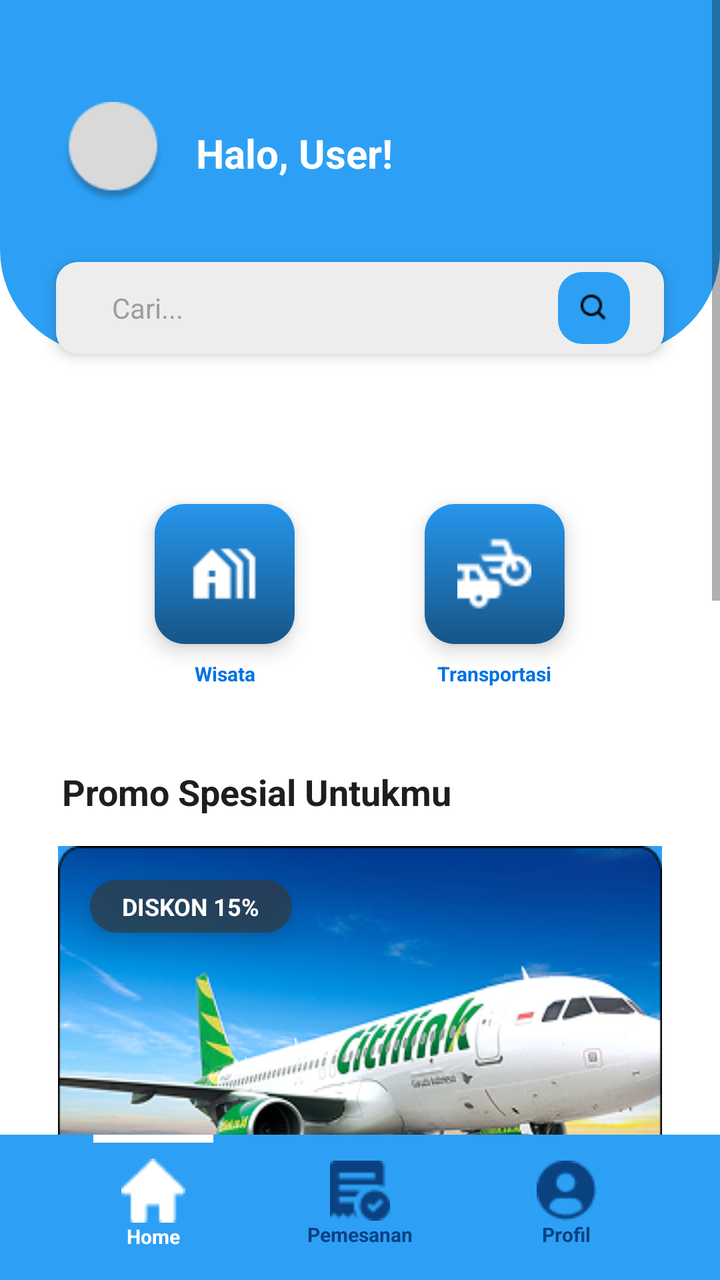
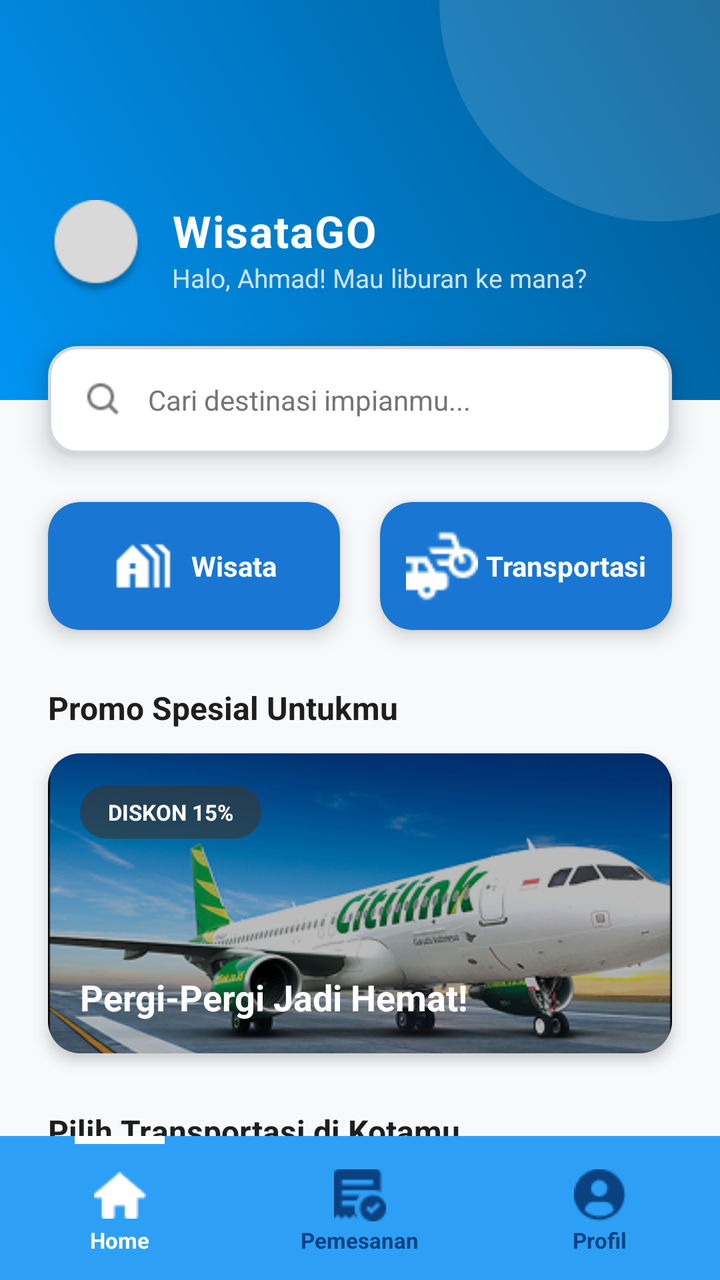

The first picture is an Android layout as it rendered before a commit; the second is the same layout after the commit. The layout source and the unified diff follow.
<!-- AndroidManifest.xml: application theme Theme.WisataGo -->
<!-- res/layout/activity_dashboard.xml -->
<?xml version="1.0" encoding="utf-8"?>
<LinearLayout
    xmlns:android="http://schemas.android.com/apk/res/android"
    xmlns:tools="http://schemas.android.com/tools"
    xmlns:app="http://schemas.android.com/apk/res-auto"
    android:background="#FFFFFF"
    android:clipChildren="false"
    android:clipToPadding="false"
    android:orientation="vertical"
    android:layout_width="match_parent"
    android:layout_height="match_parent">

    <ScrollView
        android:id="@+id/scrollView"
        android:layout_width="match_parent"
        android:layout_height="0dp"
        android:layout_weight="1"
        android:background="#FFFFFF"
        android:clipChildren="false"
        android:clipToPadding="false"
        android:paddingBottom="16dp">

        <LinearLayout
            android:layout_width="match_parent"
            android:layout_height="wrap_content"
            android:clipChildren="false"
            android:clipToPadding="false"
            android:orientation="vertical">

            <RelativeLayout
                android:id="@+id/headerContainer"
                android:layout_width="match_parent"
                android:layout_height="wrap_content"
                android:layout_marginBottom="75dp"
                android:clipChildren="false"
                android:clipToPadding="false">

                <LinearLayout
                    android:id="@+id/headerBackground"
                    android:layout_width="match_parent"
                    android:layout_height="wrap_content"
                    android:gravity="center_vertical"
                    android:background="@drawable/header"
                    android:paddingTop="51dp"
                    android:paddingBottom="75dp"
                    android:orientation="horizontal">

                    <ImageView
                        android:id="@+id/userAvatar"
                        android:layout_width="51dp"
                        android:layout_height="51dp"
                        android:layout_marginStart="31dp"
                        android:layout_marginEnd="16dp"
                        android:src="@drawable/avatar_placeholder"
                        android:scaleType="fitXY"/>

                    <TextView
                        android:id="@+id/greetingText"
                        android:layout_width="wrap_content"
                        android:layout_height="wrap_content"
                        android:text="Halo, User!"
                        android:textColor="#FFFFFF"
                        android:textSize="20sp"
                        android:textStyle="bold"/>
                </LinearLayout>

                <LinearLayout
                    android:id="@+id/searchBarContainer"
                    android:layout_width="match_parent"
                    android:layout_height="46dp" android:layout_marginBottom="-23dp" android:layout_marginHorizontal="28dp"
                    android:layout_alignParentBottom="true"
                    android:background="@drawable/kotaksearch"
                    android:elevation="4dp"
                    android:orientation="horizontal"
                    android:gravity="center_vertical"
                    android:paddingStart="16dp"  android:paddingEnd="5dp"     android:clipChildren="false"
                    android:clipToPadding="false">

                    <LinearLayout
                        android:layout_width="match_parent"
                        android:layout_height="wrap_content"
                        android:gravity="center_vertical"
                        android:paddingVertical="8dp"
                        android:paddingHorizontal="12dp"
                        android:clipChildren="false"
                        android:clipToPadding="false"
                        android:orientation="horizontal">

                        <TextView
                            android:id="@+id/searchText"
                            android:layout_width="0dp"
                            android:layout_height="wrap_content"
                            android:layout_weight="1"
                            android:text="Cari..."
                            android:textColor="#A19B9B"
                            android:textSize="14sp"/>
                        <View
                            android:layout_width="0dp"
                            android:layout_height="0dp"
                            android:layout_weight="1"/>


                        <FrameLayout
                            android:id="@+id/searchIconContainer"
                            android:layout_width="36dp"
                            android:layout_height="36dp"
                            android:background="@drawable/bg_search_accent"
                            android:clickable="true"
                            android:focusable="true">

                            <ImageView
                                android:id="@+id/searchIcon"
                                android:layout_width="16dp"
                                android:layout_height="16dp"
                                android:layout_gravity="center"
                                android:src="@drawable/search_icon_magnifier_white"
                                android:scaleType="fitCenter"
                                app:tint="#000000" />
                        </FrameLayout>
                    </LinearLayout>
                </LinearLayout>
            </RelativeLayout>
            <LinearLayout
                android:layout_width="match_parent"
                android:layout_height="wrap_content"
                android:layout_marginBottom="40dp"
                android:layout_marginHorizontal="60dp"
                android:clipChildren="false"
                android:clipToPadding="false"
                android:gravity="center"
                android:orientation="horizontal">

                <LinearLayout
                    android:layout_width="0dp"
                    android:layout_height="wrap_content"
                    android:layout_weight="1"
                    android:layout_marginEnd="15dp"
                    android:gravity="center_horizontal"
                    android:orientation="vertical">

                    <LinearLayout
                        android:id="@+id/wisataButton"
                        android:layout_width="70dp"
                        android:layout_height="70dp"
                        android:gravity="center"
                        android:background="@drawable/kotakbirubutton"
                        android:elevation="6dp"
                        android:clickable="true"
                        android:focusable="true">

                        <ImageView
                            android:id="@+id/wisataIcon"
                            android:layout_width="37dp"
                            android:layout_height="37dp"
                            android:src="@drawable/icon_building_white"
                            android:scaleType="fitXY"/>
                    </LinearLayout>

                    <TextView
                        android:id="@+id/wisataText"
                        android:layout_width="wrap_content"
                        android:layout_height="wrap_content"
                        android:layout_marginTop="8dp"
                        android:text="Wisata"
                        android:textColor="#0073E2"
                        android:textSize="10sp"
                        android:textStyle="bold"/>
                </LinearLayout>

                <LinearLayout
                    android:layout_width="0dp"
                    android:layout_height="wrap_content"
                    android:layout_weight="1"
                    android:layout_marginStart="15dp"
                    android:gravity="center_horizontal"
                    android:orientation="vertical">

                    <LinearLayout
                        android:id="@+id/transportButton"
                        android:layout_width="70dp"
                        android:layout_height="70dp"
                        android:gravity="center"
                        android:background="@drawable/kotakbirubutton"
                        android:elevation="6dp"
                        android:clickable="true"
                        android:focusable="true">

                        <ImageView
                            android:id="@+id/transportIcon"
                            android:layout_width="37dp"
                            android:layout_height="37dp"
                            android:src="@drawable/icon_trans"
                            android:scaleType="fitXY"/>
                    </LinearLayout>

                    <TextView
                        android:id="@+id/transportText"
                        android:layout_width="wrap_content"
                        android:layout_height="wrap_content"
                        android:layout_marginTop="8dp"
                        android:text="Transportasi"
                        android:textColor="#0073E2"
                        android:textSize="10sp"
                        android:textStyle="bold"/>
                </LinearLayout>
            </LinearLayout>

            <TextView
                android:id="@+id/promoTitleText"
                android:layout_width="wrap_content"
                android:layout_height="wrap_content"
                android:layout_marginStart="31dp"
                android:layout_marginBottom="15dp"
                android:text="Promo Spesial Untukmu"
                android:textColor="#1E1E1E"
                android:textSize="18sp"
                android:textStyle="bold"/>

            <RelativeLayout
                android:id="@+id/promoCard"
                android:layout_width="match_parent"
                android:layout_height="wrap_content"
                android:layout_marginBottom="32dp"
                android:layout_marginHorizontal="29dp"
                android:clipChildren="false"
                android:clipToPadding="false">

                <ImageView
                    android:id="@+id/promoBackground"
                    android:layout_width="match_parent"
                    android:layout_height="wrap_content"
                    android:background="@drawable/header"
                    android:src="@drawable/promo_wing"
                    android:scaleType="fitXY"/>

                <LinearLayout
                    android:layout_width="match_parent"
                    android:layout_height="wrap_content"
                    android:paddingVertical="17dp"
                    android:clipChildren="false"
                    android:clipToPadding="false"
                    android:orientation="vertical">

                    <LinearLayout
                        android:id="@+id/discountBadge"
                        android:layout_width="wrap_content"
                        android:layout_height="wrap_content"
                        android:layout_marginStart="16dp"
                        android:layout_marginBottom="110dp"
                        android:background="@drawable/bgtulisandiskon"
                        android:paddingVertical="5dp"
                        android:paddingHorizontal="16dp"
                        android:elevation="7dp"
                        android:orientation="vertical">

                        <TextView
                            android:id="@+id/discountText"
                            android:layout_width="wrap_content"
                            android:layout_height="wrap_content"
                            android:text="DISKON 15%"
                            android:textColor="#FFFFFF"
                            android:textSize="12sp"
                            android:textStyle="bold"/>
                    </LinearLayout>

                    <TextView
                        android:id="@+id/promoMessageText"
                        android:layout_width="wrap_content"
                        android:layout_height="wrap_content"
                        android:layout_marginStart="24dp"
                        android:text="Pergi-Pergi Jadi Hemat!"
                        android:textColor="#FFFFFF"
                        android:textSize="20sp"
                        android:textStyle="bold"/>
                </LinearLayout>
            </RelativeLayout>

            <TextView
                android:id="@+id/transportTitleText"
                android:layout_width="wrap_content"
                android:layout_height="wrap_content"
                android:layout_marginStart="31dp"
                android:layout_marginBottom="10dp"
                android:text="Pilih Transportasi di Kotamu"
                android:textColor="#1E1E1E"
                android:textSize="18sp"
                android:textStyle="bold"/>

            <LinearLayout
                android:id="@+id/transportFiltersContainer"
                android:layout_width="match_parent"
                android:layout_height="wrap_content"
                android:layout_marginBottom="27dp"
                android:layout_marginHorizontal="40dp"
                android:clipChildren="false"
                android:clipToPadding="false"
                android:gravity="center_vertical"
                android:orientation="horizontal">

                <LinearLayout
                    android:id="@+id/keretaFilterButton"
                    android:layout_width="0dp"
                    android:layout_height="wrap_content"
                    android:layout_weight="1"
                    android:layout_marginEnd="12dp"
                    android:gravity="center_horizontal"
                    android:background="@drawable/bgtulisantransportasi"
                    android:paddingVertical="13dp"
                    android:elevation="4dp"
                    android:clickable="true"
                    android:focusable="true"
                    android:orientation="vertical">

                    <TextView
                        android:id="@+id/keretaText"
                        android:layout_width="wrap_content"
                        android:layout_height="wrap_content"
                        android:text="Kereta"
                        android:textColor="#4A4458"
                        android:textSize="15sp"
                        android:textStyle="bold"/>
                </LinearLayout>

                <LinearLayout
                    android:id="@+id/pesawatFilterButton"
                    android:layout_width="0dp"
                    android:layout_height="wrap_content"
                    android:layout_weight="1"
                    android:layout_marginEnd="12dp"
                    android:gravity="center_horizontal"
                    android:background="@drawable/bgtulisantransportasi"
                    android:paddingVertical="13dp"
                    android:elevation="4dp"
                    android:clickable="true"
                    android:focusable="true"
                    android:orientation="vertical">

                    <TextView
                        android:id="@+id/pesawatText"
                        android:layout_width="wrap_content"
                        android:layout_height="wrap_content"
                        android:text="Pesawat"
                        android:textColor="#4A4458"
                        android:textSize="15sp"
                        android:textStyle="bold"/>
                </LinearLayout>

                <LinearLayout
                    android:id="@+id/busFilterButton"
                    android:layout_width="0dp"
                    android:layout_height="wrap_content"
                    android:layout_weight="1"
                    android:gravity="center_horizontal"
                    android:background="@drawable/bgtulisantransportasi"
                    android:paddingVertical="13dp"
                    android:elevation="4dp"
                    android:clickable="true"
                    android:focusable="true"
                    android:orientation="vertical">

                    <TextView
                        android:id="@+id/busText"
                        android:layout_width="wrap_content"
                        android:layout_height="wrap_content"
                        android:text="Bus"
                        android:textColor="#4A4458"
                        android:textSize="15sp"
                        android:textStyle="bold"/>
                </LinearLayout>
            </LinearLayout>

            <TextView
                android:id="@+id/recommendationsTitleText"
                android:layout_width="wrap_content"
                android:layout_height="wrap_content"
                android:layout_marginStart="31dp"
                android:layout_marginBottom="17dp"
                android:text="Rekomendasi Wisata Terbaik"
                android:textColor="#1E1E1E"
                android:textSize="18sp"
                android:textStyle="bold"/>

            <HorizontalScrollView
                android:layout_width="match_parent"
                android:layout_height="wrap_content"
                android:layout_marginStart="29dp"
                android:clipToPadding="false"
                android:paddingBottom="10dp">

                <LinearLayout
                    android:id="@+id/tourListContainer"
                    android:layout_width="wrap_content"
                    android:layout_height="wrap_content"
                    android:gravity="center_horizontal"
                    android:clipChildren="false"
                    android:clipToPadding="false"
                    android:orientation="horizontal">

                    <LinearLayout
                        android:layout_width="wrap_content"
                        android:layout_height="wrap_content"
                        android:orientation="vertical">

                        <LinearLayout
                            android:id="@+id/tourCard1"
                            android:layout_width="203dp"
                            android:layout_height="wrap_content"
                            android:layout_marginEnd="12dp"
                            android:background="@drawable/bgpilihanwisata"
                            android:paddingBottom="17dp"
                            android:elevation="7dp"
                            android:clipChildren="false"
                            android:clipToPadding="false"
                            android:orientation="vertical">

                            <ImageView
                                android:id="@+id/tourImage1"
                                android:layout_width="match_parent"
                                android:layout_height="127dp"
                                android:layout_marginBottom="22dp"
                                android:src="@drawable/tour_image_pantai"
                                android:scaleType="fitXY"/>

                            <TextView
                                android:id="@+id/tourTitle1Text"
                                android:layout_width="match_parent"
                                android:layout_height="wrap_content"
                                android:layout_marginBottom="9dp"
                                android:layout_marginStart="18dp"
                                android:layout_marginEnd="18dp"
                                android:lines="2"
                                android:text="Pantai Kuta - Bali"
                                android:textColor="#1E1E1E"
                                android:textSize="14sp"
                                android:textStyle="bold"/>

                            <LinearLayout
                                android:id="@+id/ratingContainer1"
                                android:layout_width="wrap_content"
                                android:layout_height="wrap_content"
                                android:gravity="center_vertical"
                                android:layout_marginStart="17dp"
                                android:clipChildren="false"
                                android:clipToPadding="false"
                                android:orientation="horizontal">

                                <ImageView
                                    android:id="@+id/ratingStar1"
                                    android:layout_width="20dp"
                                    android:layout_height="20dp"
                                    android:layout_marginEnd="4dp"
                                    android:src="@drawable/star_icon_yellow"
                                    android:scaleType="fitXY"/>

                                <TextView
                                    android:id="@+id/rating1Text"
                                    android:layout_width="wrap_content"
                                    android:layout_height="wrap_content"
                                    android:text="4.8 | Badung"
                                    android:textColor="#FFC107"
                                    android:textSize="10sp"
                                    android:textStyle="bold"/>
                            </LinearLayout>
                        </LinearLayout>
                    </LinearLayout>

                    <LinearLayout
                        android:layout_width="wrap_content"
                        android:layout_height="wrap_content"
                        android:orientation="vertical">

                        <LinearLayout
                            android:id="@+id/tourCard2"
                            android:layout_width="203dp"
                            android:layout_height="wrap_content"
                            android:layout_marginEnd="12dp"
                            android:background="@drawable/bgpilihanwisata"
                            android:paddingBottom="17dp"
                            android:elevation="7dp"
                            android:clipChildren="false"
                            android:clipToPadding="false"
                            android:orientation="vertical">

                            <ImageView
                                android:id="@+id/tourImage2"
                                android:layout_width="match_parent"
                                android:layout_height="127dp"
                                android:layout_marginBottom="22dp"
                                android:src="@drawable/tour_image_borobudur"
                                android:scaleType="fitXY"/>

                            <TextView
                                android:id="@+id/tourTitle2Text"
                                android:layout_width="match_parent"
                                android:layout_height="wrap_content"
                                android:layout_marginBottom="9dp"
                                android:layout_marginStart="18dp"
                                android:layout_marginEnd="18dp"
                                android:lines="2"
                                android:text="Candi Borobudur - Jawa Tengah"
                                android:textColor="#1E1E1E"
                                android:textSize="14sp"
                                android:textStyle="bold"/>

                            <LinearLayout
                                android:id="@+id/ratingContainer2"
                                android:layout_width="wrap_content"
                                android:layout_height="wrap_content"
                                android:gravity="center_vertical"
                                android:layout_marginStart="17dp"
                                android:clipChildren="false"
                                android:clipToPadding="false"
                                android:orientation="horizontal">

                                <ImageView
                                    android:id="@+id/ratingStar2"
                                    android:layout_width="20dp"
                                    android:layout_height="20dp"
                                    android:layout_marginEnd="4dp"
                                    android:src="@drawable/star_icon_yellow"
                                    android:scaleType="fitXY"/>

                                <TextView
                                    android:id="@+id/rating2Text"
                                    android:layout_width="wrap_content"
                                    android:layout_height="wrap_content"
                                    android:text="4.8 | Magelang"
                                    android:textColor="#FFC107"
                                    android:textSize="10sp"
                                    android:textStyle="bold"/>
                            </LinearLayout>
                        </LinearLayout>
                    </LinearLayout>
                </LinearLayout>
            </HorizontalScrollView>
        </LinearLayout>
    </ScrollView>

    <LinearLayout
        android:id="@+id/bottomNav"
        android:layout_width="match_parent"
        android:layout_height="wrap_content"
        android:background="#2DA0F5"
        android:paddingBottom="15dp"
        android:paddingHorizontal="25dp"
        android:clipChildren="false"
        android:clipToPadding="false"
        android:orientation="vertical">

        <LinearLayout
            android:id="@+id/activeIndicatorContainer"
            android:layout_width="match_parent"
            android:layout_height="wrap_content"
            android:clipChildren="false"
            android:clipToPadding="false"
            android:orientation="horizontal">

            <LinearLayout
                android:layout_width="80dp"
                android:layout_height="4dp"
                android:layout_weight="1"
                android:gravity="center">

                <View
                    android:id="@+id/homeActiveIndicator"
                    android:layout_width="60dp"
                    android:layout_height="4dp"
                    android:background="#FFFFFF"/>
            </LinearLayout>

            <View
                android:layout_width="80dp"
                android:layout_height="0dp"
                android:layout_weight="1"/>
            <View
                android:layout_width="80dp"
                android:layout_height="0dp"
                android:layout_weight="1"/>
        </LinearLayout>

        <LinearLayout
            android:id="@+id/navItemsContainer"
            android:layout_width="match_parent"
            android:layout_height="wrap_content"
            android:layout_marginTop="8dp"
            android:gravity="center_vertical"
            android:clipChildren="false"
            android:clipToPadding="false"
            android:orientation="horizontal">

            <LinearLayout
                android:layout_width="match_parent"
                android:layout_height="wrap_content"
                android:layout_weight="1"
                android:gravity="center"
                android:orientation="vertical">

                <ImageView
                    android:id="@+id/homeIcon"
                    android:layout_width="32dp"
                    android:layout_height="32dp"
                    android:src="@drawable/icon_home_white"
                    android:scaleType="fitXY"/>

                <TextView
                    android:id="@+id/homeText"
                    android:layout_width="wrap_content"
                    android:layout_height="wrap_content"
                    android:text="Home"
                    android:textColor="#FFFFFF"
                    android:textSize="10sp"
                    android:textStyle="bold"/>
            </LinearLayout>

            <LinearLayout
                android:layout_width="match_parent"
                android:layout_height="wrap_content"
                android:layout_weight="1"
                android:gravity="center"
                android:orientation="vertical">

                <ImageView
                    android:id="@+id/orderIcon"
                    android:layout_width="30dp"
                    android:layout_height="30dp"
                    android:src="@drawable/icon_order_blue"
                    android:scaleType="fitXY"/>

                <TextView
                    android:id="@+id/orderText"
                    android:layout_width="wrap_content"
                    android:layout_height="wrap_content"
                    android:text="Pemesanan"
                    android:textColor="#0A4181"
                    android:textSize="10sp"
                    android:textStyle="bold"/>
            </LinearLayout>

            <LinearLayout
                android:layout_width="match_parent"
                android:layout_height="wrap_content"
                android:layout_weight="1"
                android:gravity="center"
                android:orientation="vertical">

                <ImageView
                    android:id="@+id/profileIcon"
                    android:layout_width="30dp"
                    android:layout_height="30dp"
                    android:src="@drawable/icon_profile_blue"
                    android:scaleType="fitXY"/>

                <TextView
                    android:id="@+id/profileText"
                    android:layout_width="wrap_content"
                    android:layout_height="wrap_content"
                    android:text="Profil"
                    android:textColor="#0A4181"
                    android:textSize="10sp"
                    android:textStyle="bold"/>
            </LinearLayout>
        </LinearLayout>
    </LinearLayout>
</LinearLayout>
<!-- resources referenced by this layout -->
<resources>
  <!-- drawable avatar_placeholder: png bitmap (drawable, 2334 bytes) -->
  <!-- drawable bg_search_accent (drawable) -->
  <?xml version="1.0" encoding="utf-8"?>
  <shape xmlns:android="http://schemas.android.com/apk/res/android"
      android:shape="rectangle">
      <solid android:color="#2DA0F5" /> <corners android:radius="12dp" /> </shape>
  <!-- drawable bgpilihanwisata (drawable) -->
  <?xml version="1.0" encoding="UTF-8"?>
  <shape
      xmlns:android="http://schemas.android.com/apk/res/android">
      <solid
          android:color="#E6EDFD"
          />
      <corners
          android:radius="15dp"
          />
  </shape>
  <!-- drawable bgtulisandiskon (drawable) -->
  <?xml version="1.0" encoding="UTF-8"?>
  <shape
      xmlns:android="http://schemas.android.com/apk/res/android">
      <solid
          android:color="#A8383737"
          />
      <corners
          android:radius="20dp"
          />
  </shape>
  <!-- drawable bgtulisantransportasi (drawable) -->
  <?xml version="1.0" encoding="UTF-8"?>
  <shape
      xmlns:android="http://schemas.android.com/apk/res/android">
      <solid
          android:color="#E8DEF8"
          />
      <corners
          android:radius="25dp"
          />
  </shape>
  <!-- drawable header (drawable) -->
  <?xml version="1.0" encoding="utf-8"?>
  <shape
      xmlns:android="http://schemas.android.com/apk/res/android">
      <solid
          android:color="#2DA0F5"
          />
      <corners
          android:bottomRightRadius="52dp"
          android:bottomLeftRadius="52dp"
          />
  </shape>
  <!-- drawable icon_building_white: png bitmap (drawable, 363 bytes) -->
  <!-- drawable icon_home_white: png bitmap (drawable, 340 bytes) -->
  <!-- drawable icon_order_blue: png bitmap (drawable, 664 bytes) -->
  <!-- drawable icon_profile_blue: png bitmap (drawable, 792 bytes) -->
  <!-- drawable icon_trans: png bitmap (drawable, 579 bytes) -->
  <!-- drawable kotakbirubutton (drawable) -->
  <?xml version="1.0" encoding="UTF-8"?>
  <shape
      xmlns:android="http://schemas.android.com/apk/res/android">
      <gradient
          android:startColor="#2796ED"
          android:endColor="#165587"
          android:angle="270"
          />
      <corners
          android:radius="15dp"
          />
  </shape>
  <!-- drawable kotaksearch (drawable) -->
  <?xml version="1.0" encoding="UTF-8"?>
  <shape
      xmlns:android="http://schemas.android.com/apk/res/android">
      <solid
          android:color="#EDEDED"
          />
      <corners
          android:radius="11dp"
          />
  </shape>
  <!-- drawable promo_wing: png bitmap (drawable, 124993 bytes) -->
  <!-- drawable search_icon_magnifier_white: png bitmap (drawable, 570 bytes) -->
  <!-- drawable star_icon_yellow: png bitmap (drawable, 463 bytes) -->
  <!-- drawable tour_image_borobudur: png bitmap (drawable, 41245 bytes) -->
  <!-- drawable tour_image_pantai: png bitmap (drawable, 56771 bytes) -->
  <style name="Theme.WisataGo" parent="Theme.AppCompat.Light.NoActionBar">
      </style>
</resources>

<!-- the commit's change to res/layout/activity_dashboard.xml (unified diff, before → after) -->
@@ -1,662 +1,579 @@
 <?xml version="1.0" encoding="utf-8"?>
-<LinearLayout
-    xmlns:android="http://schemas.android.com/apk/res/android"
+<LinearLayout xmlns:android="http://schemas.android.com/apk/res/android"
+    xmlns:app="http://schemas.android.com/apk/res-auto"
     xmlns:tools="http://schemas.android.com/tools"
-    xmlns:app="http://schemas.android.com/apk/res-auto"
-    android:background="#FFFFFF"
-    android:clipChildren="false"
-    android:clipToPadding="false"
-    android:orientation="vertical"
     android:layout_width="match_parent"
-    android:layout_height="match_parent">
+    android:layout_height="match_parent"
+    android:background="#F8F9FA"
+    android:orientation="vertical">
 
     <ScrollView
         android:id="@+id/scrollView"
         android:layout_width="match_parent"
         android:layout_height="0dp"
         android:layout_weight="1"
-        android:background="#FFFFFF"
+        android:fillViewport="true"
         android:clipChildren="false"
         android:clipToPadding="false"
-        android:paddingBottom="16dp">
-
-        <LinearLayout
+        android:scrollbars="none">
+
+        <androidx.constraintlayout.widget.ConstraintLayout
             android:layout_width="match_parent"
             android:layout_height="wrap_content"
             android:clipChildren="false"
             android:clipToPadding="false"
-            android:orientation="vertical">
-
-            <RelativeLayout
-                android:id="@+id/headerContainer"
+            android:paddingBottom="32dp">
+
+            <View
+                android:id="@+id/header_view"
                 android:layout_width="match_parent"
-                android:layout_height="wrap_content"
-                android:layout_marginBottom="75dp"
-                android:clipChildren="false"
-                android:clipToPadding="false">
-
-                <LinearLayout
-                    android:id="@+id/headerBackground"
-                    android:layout_width="match_parent"
-                    android:layout_height="wrap_content"
-                    android:gravity="center_vertical"
-                    android:background="@drawable/header"
-                    android:paddingTop="51dp"
-                    android:paddingBottom="75dp"
-                    android:orientation="horizontal">
-
-                    <ImageView
-                        android:id="@+id/userAvatar"
-                        android:layout_width="51dp"
-                        android:layout_height="51dp"
-                        android:layout_marginStart="31dp"
-                        android:layout_marginEnd="16dp"
-                        android:src="@drawable/avatar_placeholder"
-                        android:scaleType="fitXY"/>
-
-                    <TextView
-                        android:id="@+id/greetingText"
-                        android:layout_width="wrap_content"
-                        android:layout_height="wrap_content"
-                        android:text="Halo, User!"
-                        android:textColor="#FFFFFF"
-                        android:textSize="20sp"
-                        android:textStyle="bold"/>
-                </LinearLayout>
-
-                <LinearLayout
-                    android:id="@+id/searchBarContainer"
-                    android:layout_width="match_parent"
-                    android:layout_height="46dp" android:layout_marginBottom="-23dp" android:layout_marginHorizontal="28dp"
-                    android:layout_alignParentBottom="true"
-                    android:background="@drawable/kotaksearch"
-                    android:elevation="4dp"
-                    android:orientation="horizontal"
-                    android:gravity="center_vertical"
-                    android:paddingStart="16dp"  android:paddingEnd="5dp"     android:clipChildren="false"
-                    android:clipToPadding="false">
+                android:layout_height="200dp"
+                android:background="@drawable/bg_gradient"
+                app:layout_constraintTop_toTopOf="parent" />
+
+            <View
+                android:layout_width="220dp"
+                android:layout_height="220dp"
+                android:background="@drawable/bg_white_circle_alpha"
+                android:layout_marginTop="-110dp"
+                android:layout_marginEnd="-80dp"
+                app:layout_constraintTop_toTopOf="parent"
+                app:layout_constraintEnd_toEndOf="parent" />
+
+            <com.google.android.material.imageview.ShapeableImageView
+                android:id="@+id/userAvatar"
+                android:layout_width="48dp"
+                android:layout_height="48dp"
+                android:layout_marginStart="24dp"
+                android:layout_marginTop="100dp" android:scaleType="centerCrop"
+                android:src="@drawable/avatar_placeholder"
+                app:shapeAppearanceOverlay="@style/ShapeAppearance.MaterialComponents.SmallComponent"
+                app:layout_constraintStart_toStartOf="parent"
+                app:layout_constraintTop_toTopOf="parent" />
+
+            <LinearLayout
+                android:id="@+id/greetingContainer"
+                android:layout_width="0dp"
+                android:layout_height="wrap_content"
+                android:layout_marginStart="14dp"
+                android:layout_marginEnd="24dp"
+                android:orientation="vertical"
+                app:layout_constraintBottom_toBottomOf="@id/userAvatar"
+                app:layout_constraintEnd_toEndOf="parent"
+                app:layout_constraintStart_toEndOf="@id/userAvatar"
+                app:layout_constraintTop_toTopOf="@id/userAvatar">
+
+                <TextView
+                    android:id="@+id/tv_logo_main"
+                    android:layout_width="wrap_content"
+                    android:layout_height="wrap_content"
+                    android:text="WisataGO"
+                    android:textColor="#FFFFFF"
+                    android:textSize="22sp"
+                    android:textStyle="bold"
+                    android:letterSpacing="0.03"/>
+
+                <TextView
+                    android:id="@+id/greetingText"
+                    android:layout_width="wrap_content"
+                    android:layout_height="wrap_content"
+                    android:text="Halo, Ahmad! Mau liburan ke mana?"
+                    android:textColor="#CCFFFFFF"
+                    android:textSize="13sp" />
+            </LinearLayout>
+
+            <LinearLayout
+                android:id="@+id/searchBarContainer"
+                android:layout_width="match_parent"
+                android:layout_height="54dp"
+                android:layout_marginHorizontal="24dp"
+                android:background="@drawable/bg_search_bar"
+                android:elevation="8dp"
+                android:gravity="center_vertical"
+                android:orientation="horizontal"
+                android:paddingHorizontal="18dp"
+                app:layout_constraintTop_toBottomOf="@id/header_view"
+                app:layout_constraintBottom_toBottomOf="@id/header_view">
+
+                <ImageView
+                    android:id="@+id/searchIcon"
+                    android:layout_width="20dp"
+                    android:layout_height="20dp"
+                    android:layout_marginEnd="12dp"
+                    android:src="@drawable/search_icon_magnifier_white"
+                    app:tint="#757575" />
+
+                <TextView
+                    android:id="@+id/searchText"
+                    android:layout_width="0dp"
+                    android:layout_height="wrap_content"
+                    android:layout_weight="1"
+                    android:text="Cari destinasi impianmu..."
+                    android:textColor="#757575"
+                    android:textSize="14sp" />
+            </LinearLayout>
+
+            <LinearLayout
+                android:id="@+id/menu_container"
+                android:layout_width="match_parent"
+                android:layout_height="wrap_content"
+                android:layout_marginTop="24dp"
+                android:layout_marginHorizontal="24dp"
+                android:orientation="horizontal"
+                app:layout_constraintTop_toBottomOf="@id/searchBarContainer">
+
+                <com.google.android.material.card.MaterialCardView
+                    android:id="@+id/wisataButton"
+                    android:layout_width="0dp"
+                    android:layout_height="64dp"
+                    android:layout_weight="1"
+                    android:layout_marginEnd="10dp"
+                    android:clickable="true"
+                    android:focusable="true"
+                    android:foreground="?attr/selectableItemBackground"
+                    app:cardBackgroundColor="#1976D2" app:cardCornerRadius="16dp"
+                    app:cardElevation="6dp"
+                    app:strokeWidth="0dp">
 
                     <LinearLayout
                         android:layout_width="match_parent"
-                        android:layout_height="wrap_content"
-                        android:gravity="center_vertical"
-                        android:paddingVertical="8dp"
-                        android:paddingHorizontal="12dp"
-                        android:clipChildren="false"
-                        android:clipToPadding="false"
+                        android:layout_height="match_parent"
+                        android:gravity="center"
                         android:orientation="horizontal">
 
+                        <ImageView
+                            android:layout_width="32dp"
+                            android:layout_height="32dp"
+                            android:src="@drawable/icon_building_white"
+                            app:tint="#FFFFFF" />
+
                         <TextView
-                            android:id="@+id/searchText"
-                            android:layout_width="0dp"
+                            android:layout_width="wrap_content"
                             android:layout_height="wrap_content"
-                            android:layout_weight="1"
-                            android:text="Cari..."
-                            android:textColor="#A19B9B"
-                            android:textSize="14sp"/>
-                        <View
-                            android:layout_width="0dp"
-                            android:layout_height="0dp"
-                            android:layout_weight="1"/>
-
-
-                        <FrameLayout
-                            android:id="@+id/searchIconContainer"
+                            android:layout_marginStart="8dp"
+                            android:text="Wisata"
+                            android:textColor="#FFFFFF"
+                            android:textSize="14sp"
+                            android:textStyle="bold" />
+                    </LinearLayout>
+                </com.google.android.material.card.MaterialCardView>
+
+                <com.google.android.material.card.MaterialCardView
+                    android:id="@+id/transportButton"
+                    android:layout_width="0dp"
+                    android:layout_height="64dp"
+                    android:layout_weight="1"
+                    android:layout_marginStart="10dp"
+                    android:clickable="true"
+                    android:focusable="true"
+                    android:foreground="?attr/selectableItemBackground"
+                    app:cardBackgroundColor="#1976D2" app:cardCornerRadius="16dp"
+                    app:cardElevation="6dp"
+                    app:strokeWidth="0dp">
+
+                    <LinearLayout
+                        android:layout_width="match_parent"
+                        android:layout_height="match_parent"
+                        android:gravity="center"
+                        android:orientation="horizontal">
+
+                        <ImageView
                             android:layout_width="36dp"
                             android:layout_height="36dp"
-                            android:background="@drawable/bg_search_accent"
-                            android:clickable="true"
-                            android:focusable="true">
-
-                            <ImageView
-                                android:id="@+id/searchIcon"
-                                android:layout_width="16dp"
-                                android:layout_height="16dp"
-                                android:layout_gravity="center"
-                                android:src="@drawable/search_icon_magnifier_white"
-                                android:scaleType="fitCenter"
-                                app:tint="#000000" />
-                        </FrameLayout>
+                            android:src="@drawable/icon_trans"
+                            app:tint="#FFFFFF" />
+
+                        <TextView
+                            android:layout_width="wrap_content"
+                            android:layout_height="wrap_content"
+                            android:layout_marginStart="4dp"
+                            android:text="Transportasi"
+                            android:textColor="#FFFFFF"
+                            android:textSize="14sp"
+                            android:textStyle="bold" />
                     </LinearLayout>
-                </LinearLayout>
-            </RelativeLayout>
-            <LinearLayout
-                android:layout_width="match_parent"
-                android:layout_height="wrap_content"
-                android:layout_marginBottom="40dp"
-                android:layout_marginHorizontal="60dp"
-                android:clipChildren="false"
-                android:clipToPadding="false"
-                android:gravity="center"
-                android:orientation="horizontal">
-
-                <LinearLayout
-                    android:layout_width="0dp"
-                    android:layout_height="wrap_content"
-                    android:layout_weight="1"
-                    android:layout_marginEnd="15dp"
-                    android:gravity="center_horizontal"
-                    android:orientation="vertical">
-
-                    <LinearLayout
-                        android:id="@+id/wisataButton"
-                        android:layout_width="70dp"
-                        android:layout_height="70dp"
-                        android:gravity="center"
-                        android:background="@drawable/kotakbirubutton"
-                        android:elevation="6dp"
-                        android:clickable="true"
-                        android:focusable="true">
-
-                        <ImageView
-                            android:id="@+id/wisataIcon"
-                            android:layout_width="37dp"
-                            android:layout_height="37dp"
-                            android:src="@drawable/icon_building_white"
-                            android:scaleType="fitXY"/>
-                    </LinearLayout>
-
-                    <TextView
-                        android:id="@+id/wisataText"
-                        android:layout_width="wrap_content"
-                        android:layout_height="wrap_content"
-                        android:layout_marginTop="8dp"
-                        android:text="Wisata"
-                        android:textColor="#0073E2"
-                        android:textSize="10sp"
-                        android:textStyle="bold"/>
-                </LinearLayout>
-
-                <LinearLayout
-                    android:layout_width="0dp"
-                    android:layout_height="wrap_content"
-                    android:layout_weight="1"
-                    android:layout_marginStart="15dp"
-                    android:gravity="center_horizontal"
-                    android:orientation="vertical">
-
-                    <LinearLayout
-                        android:id="@+id/transportButton"
-                        android:layout_width="70dp"
-                        android:layout_height="70dp"
-                        android:gravity="center"
-                        android:background="@drawable/kotakbirubutton"
-                        android:elevation="6dp"
-                        android:clickable="true"
-                        android:focusable="true">
-
-                        <ImageView
-                            android:id="@+id/transportIcon"
-                            android:layout_width="37dp"
-                            android:layout_height="37dp"
-                            android:src="@drawable/icon_trans"
-                            android:scaleType="fitXY"/>
-                    </LinearLayout>
-
-                    <TextView
-                        android:id="@+id/transportText"
-                        android:layout_width="wrap_content"
-                        android:layout_height="wrap_content"
-                        android:layout_marginTop="8dp"
-                        android:text="Transportasi"
-                        android:textColor="#0073E2"
-                        android:textSize="10sp"
-                        android:textStyle="bold"/>
-                </LinearLayout>
+                </com.google.android.material.card.MaterialCardView>
             </LinearLayout>
 
             <TextView
                 android:id="@+id/promoTitleText"
                 android:layout_width="wrap_content"
                 android:layout_height="wrap_content"
-                android:layout_marginStart="31dp"
-                android:layout_marginBottom="15dp"
+                android:layout_marginStart="24dp"
+                android:layout_marginTop="28dp"
                 android:text="Promo Spesial Untukmu"
                 android:textColor="#1E1E1E"
-                android:textSize="18sp"
-                android:textStyle="bold"/>
-
-            <RelativeLayout
+                android:textSize="16sp"
+                android:textStyle="bold"
+                app:layout_constraintStart_toStartOf="parent"
+                app:layout_constraintTop_toBottomOf="@id/menu_container" />
+
+            <com.google.android.material.card.MaterialCardView
                 android:id="@+id/promoCard"
                 android:layout_width="match_parent"
-                android:layout_height="wrap_content"
-                android:layout_marginBottom="32dp"
-                android:layout_marginHorizontal="29dp"
-                android:clipChildren="false"
-                android:clipToPadding="false">
-
-                <ImageView
-                    android:id="@+id/promoBackground"
+                android:layout_height="150dp"
+                android:layout_marginTop="12dp"
+                android:layout_marginHorizontal="24dp"
+                app:cardCornerRadius="16dp"
+                app:cardElevation="4dp"
+                app:strokeWidth="0dp"
+                app:layout_constraintTop_toBottomOf="@id/promoTitleText">
+
+                <androidx.constraintlayout.widget.ConstraintLayout
                     android:layout_width="match_parent"
-                    android:layout_height="wrap_content"
-                    android:background="@drawable/header"
-                    android:src="@drawable/promo_wing"
-                    android:scaleType="fitXY"/>
-
-                <LinearLayout
-                    android:layout_width="match_parent"
-                    android:layout_height="wrap_content"
-                    android:paddingVertical="17dp"
-                    android:clipChildren="false"
-                    android:clipToPadding="false"
-                    android:orientation="vertical">
-
-                    <LinearLayout
-                        android:id="@+id/discountBadge"
+                    android:layout_height="match_parent">
+
+                    <ImageView
+                        android:id="@+id/promoBackground"
+                        android:layout_width="match_parent"
+                        android:layout_height="match_parent"
+                        android:scaleType="centerCrop"
+                        android:src="@drawable/promo_wing" />
+
+                    <View
+                        android:layout_width="match_parent"
+                        android:layout_height="match_parent"
+                        android:background="#44000000" />
+
+                    <TextView
+                        android:id="@+id/discountText"
                         android:layout_width="wrap_content"
                         android:layout_height="wrap_content"
-                        android:layout_marginStart="16dp"
-                        android:layout_marginBottom="110dp"
+                        android:layout_margin="16dp"
                         android:background="@drawable/bgtulisandiskon"
-                        android:paddingVertical="5dp"
-                        android:paddingHorizontal="16dp"
-                        android:elevation="7dp"
-                        android:orientation="vertical">
-
-                        <TextView
-                            android:id="@+id/discountText"
-                            android:layout_width="wrap_content"
-                            android:layout_height="wrap_content"
-                            android:text="DISKON 15%"
-                            android:textColor="#FFFFFF"
-                            android:textSize="12sp"
-                            android:textStyle="bold"/>
-                    </LinearLayout>
+                        android:paddingHorizontal="14dp"
+                        android:paddingVertical="6dp"
+                        android:text="DISKON 15%"
+                        android:textColor="#FFFFFF"
+                        android:textSize="11sp"
+                        android:textStyle="bold"
+                        app:layout_constraintStart_toStartOf="parent"
+                        app:layout_constraintTop_toTopOf="parent" />
 
                     <TextView
                         android:id="@+id/promoMessageText"
                         android:layout_width="wrap_content"
                         android:layout_height="wrap_content"
-                        android:layout_marginStart="24dp"
+                        android:layout_margin="16dp"
                         android:text="Pergi-Pergi Jadi Hemat!"
                         android:textColor="#FFFFFF"
-                        android:textSize="20sp"
-                        android:textStyle="bold"/>
-                </LinearLayout>
-            </RelativeLayout>
+                        android:textSize="18sp"
+                        android:textStyle="bold"
+                        app:layout_constraintBottom_toBottomOf="parent"
+                        app:layout_constraintStart_toStartOf="parent" />
+                </androidx.constraintlayout.widget.ConstraintLayout>
+            </com.google.android.material.card.MaterialCardView>
 
             <TextView
                 android:id="@+id/transportTitleText"
                 android:layout_width="wrap_content"
                 android:layout_height="wrap_content"
-                android:layout_marginStart="31dp"
-                android:layout_marginBottom="10dp"
+                android:layout_marginStart="24dp"
+                android:layout_marginTop="28dp"
                 android:text="Pilih Transportasi di Kotamu"
                 android:textColor="#1E1E1E"
-                android:textSize="18sp"
-                android:textStyle="bold"/>
-
-            <LinearLayout
-                android:id="@+id/transportFiltersContainer"
+                android:textSize="16sp"
+                android:textStyle="bold"
+                app:layout_constraintStart_toStartOf="parent"
+                app:layout_constraintTop_toBottomOf="@id/promoCard" />
+
+            <HorizontalScrollView
+                android:id="@+id/scroll_filters"
                 android:layout_width="match_parent"
                 android:layout_height="wrap_content"
-                android:layout_marginBottom="27dp"
-                android:layout_marginHorizontal="40dp"
-                android:clipChildren="false"
+                android:layout_marginTop="12dp"
                 android:clipToPadding="false"
-                android:gravity="center_vertical"
-                android:orientation="horizontal">
+                android:paddingBottom="12dp"
+                android:scrollbars="none"
+                app:layout_constraintTop_toBottomOf="@id/transportTitleText">
 
                 <LinearLayout
-                    android:id="@+id/keretaFilterButton"
-                    android:layout_width="0dp"
-                    android:layout_height="wrap_content"
-                    android:layout_weight="1"
-                    android:layout_marginEnd="12dp"
-                    android:gravity="center_horizontal"
-                    android:background="@drawable/bgtulisantransportasi"
-                    android:paddingVertical="13dp"
-                    android:elevation="4dp"
-                    android:clickable="true"
-                    android:focusable="true"
-                    android:orientation="vertical">
+                    android:layout_width="wrap_content"
+                    android:layout_height="wrap_content"
+                    android:orientation="horizontal"
+                    android:paddingHorizontal="30dp">
 
                     <TextView
-                        android:id="@+id/keretaText"
+                        android:id="@+id/keretaFilterButton"
                         android:layout_width="wrap_content"
                         android:layout_height="wrap_content"
+                        android:layout_marginEnd="20dp" android:background="@drawable/bg_pill_pastel"
+                        android:clickable="true"
+                        android:elevation="2dp"
+                        android:focusable="true"
+                        android:paddingHorizontal="24dp"
+                        android:paddingVertical="10dp"
                         android:text="Kereta"
-                        android:textColor="#4A4458"
-                        android:textSize="15sp"
-                        android:textStyle="bold"/>
+                        android:textColor="#3E3551"
+                        android:textSize="14sp"
+                        android:textStyle="bold" />
+
+                    <TextView
+                        android:id="@+id/pesawatFilterButton"
+                        android:layout_width="wrap_content"
+                        android:layout_height="wrap_content"
+                        android:layout_marginEnd="20dp" android:background="@drawable/bg_pill_pastel"
+                        android:clickable="true"
+                        android:elevation="2dp"
+                        android:focusable="true"
+                        android:paddingHorizontal="24dp"
+                        android:paddingVertical="10dp"
+                        android:text="Pesawat"
+                        android:textColor="#3E3551"
+                        android:textSize="14sp"
+                        android:textStyle="bold" />
+
+                    <TextView
+                        android:id="@+id/busFilterButton"
+                        android:layout_width="wrap_content"
+                        android:layout_height="wrap_content"
+                        android:background="@drawable/bg_pill_pastel"
+                        android:clickable="true"
+                        android:elevation="2dp"
+                        android:focusable="true"
+                        android:paddingHorizontal="24dp"
+                        android:paddingVertical="10dp"
+                        android:text="Bus"
+                        android:textColor="#3E3551"
+                        android:textSize="14sp"
+                        android:textStyle="bold" />
                 </LinearLayout>
-
-                <LinearLayout
-                    android:id="@+id/pesawatFilterButton"
-                    android:layout_width="0dp"
-                    android:layout_height="wrap_content"
-                    android:layout_weight="1"
-                    android:layout_marginEnd="12dp"
-                    android:gravity="center_horizontal"
-                    android:background="@drawable/bgtulisantransportasi"
-                    android:paddingVertical="13dp"
-                    android:elevation="4dp"
-                    android:clickable="true"
-                    android:focusable="true"
-                    android:orientation="vertical">
-
-                    <TextView
-                        android:id="@+id/pesawatText"
-                        android:layout_width="wrap_content"
-                        android:layout_height="wrap_content"
-                        android:text="Pesawat"
-                        android:textColor="#4A4458"
-                        android:textSize="15sp"
-                        android:textStyle="bold"/>
-                </LinearLayout>
-
-                <LinearLayout
-                    android:id="@+id/busFilterButton"
-                    android:layout_width="0dp"
-                    android:layout_height="wrap_content"
-                    android:layout_weight="1"
-                    android:gravity="center_horizontal"
-                    android:background="@drawable/bgtulisantransportasi"
-                    android:paddingVertical="13dp"
-                    android:elevation="4dp"
-                    android:clickable="true"
-                    android:focusable="true"
-                    android:orientation="vertical">
-
-                    <TextView
-                        android:id="@+id/busText"
-                        android:layout_width="wrap_content"
-                        android:layout_height="wrap_content"
-                        android:text="Bus"
-                        android:textColor="#4A4458"
-                        android:textSize="15sp"
-                        android:textStyle="bold"/>
-                </LinearLayout>
-            </LinearLayout>
+            </HorizontalScrollView>
 
             <TextView
                 android:id="@+id/recommendationsTitleText"
                 android:layout_width="wrap_content"
                 android:layout_height="wrap_content"
-                android:layout_marginStart="31dp"
-                android:layout_marginBottom="17dp"
+                android:layout_marginStart="24dp"
+                android:layout_marginTop="20dp"
                 android:text="Rekomendasi Wisata Terbaik"
                 android:textColor="#1E1E1E"
-                android:textSize="18sp"
-                android:textStyle="bold"/>
+                android:textSize="16sp"
+                android:textStyle="bold"
+                app:layout_constraintStart_toStartOf="parent"
+                app:layout_constraintTop_toBottomOf="@id/scroll_filters" />
 
             <HorizontalScrollView
                 android:layout_width="match_parent"
                 android:layout_height="wrap_content"
-                android:layout_marginStart="29dp"
-                android:clipToPadding="false"
-                android:paddingBottom="10dp">
+                android:layout_marginTop="12dp"
+                android:scrollbars="none"
+                app:layout_constraintTop_toBottomOf="@id/recommendationsTitleText">
 
                 <LinearLayout
                     android:id="@+id/tourListContainer"
                     android:layout_width="wrap_content"
                     android:layout_height="wrap_content"
-                    android:gravity="center_horizontal"
-                    android:clipChildren="false"
-                    android:clipToPadding="false"
-                    android:orientation="horizontal">
-
-                    <LinearLayout
-                        android:layout_width="wrap_content"
-                        android:layout_height="wrap_content"
-                        android:orientation="vertical">
+                    android:orientation="horizontal"
+                    android:paddingHorizontal="24dp"
+                    android:paddingBottom="10dp">
+
+                    <com.google.android.material.card.MaterialCardView
+                        android:id="@+id/tourCard1"
+                        android:layout_width="200dp"
+                        android:layout_height="wrap_content"
+                        android:layout_marginEnd="16dp"
+                        app:cardBackgroundColor="#FFFFFF"
+                        app:cardCornerRadius="16dp"
+                        app:cardElevation="4dp"
+                        app:strokeWidth="0dp">
 
                         <LinearLayout
-                            android:id="@+id/tourCard1"
-                            android:layout_width="203dp"
+                            android:layout_width="match_parent"
                             android:layout_height="wrap_content"
-                            android:layout_marginEnd="12dp"
-                            android:background="@drawable/bgpilihanwisata"
-                            android:paddingBottom="17dp"
-                            android:elevation="7dp"
-                            android:clipChildren="false"
-                            android:clipToPadding="false"
                             android:orientation="vertical">
 
                             <ImageView
                                 android:id="@+id/tourImage1"
                                 android:layout_width="match_parent"
-                                android:layout_height="127dp"
-                                android:layout_marginBottom="22dp"
-                                android:src="@drawable/tour_image_pantai"
-                                android:scaleType="fitXY"/>
-
-                            <TextView
-                                android:id="@+id/tourTitle1Text"
+                                android:layout_height="120dp"
+                                android:scaleType="centerCrop"
+                                android:src="@drawable/tour_image_pantai" />
+
+                            <LinearLayout
                                 android:layout_width="match_parent"
                                 android:layout_height="wrap_content"
-                                android:layout_marginBottom="9dp"
-                                android:layout_marginStart="18dp"
-                                android:layout_marginEnd="18dp"
-                                android:lines="2"
-                                android:text="Pantai Kuta - Bali"
-                                android:textColor="#1E1E1E"
-                                android:textSize="14sp"
-                                android:textStyle="bold"/>
-
-                            <LinearLayout
-                                android:id="@+id/ratingContainer1"
-                                android:layout_width="wrap_content"
-                                android:layout_height="wrap_content"
-                                android:gravity="center_vertical"
-                                android:layout_marginStart="17dp"
-                                android:clipChildren="false"
-                                android:clipToPadding="false"
-                                android:orientation="horizontal">
-
-                                <ImageView
-                                    android:id="@+id/ratingStar1"
-                                    android:layout_width="20dp"
-                                    android:layout_height="20dp"
-                                    android:layout_marginEnd="4dp"
-                                    android:src="@drawable/star_icon_yellow"
-                                    android:scaleType="fitXY"/>
+                                android:orientation="vertical"
+                                android:padding="12dp">
+
+                                <TextView
+                                    android:id="@+id/tourTitle1Text"
+                                    android:layout_width="match_parent"
+                                    android:layout_height="wrap_content"
+                                    android:ellipsize="end"
+                                    android:maxLines="1"
+                                    android:text="Pantai Kuta - Bali"
+                                    android:textColor="#1E1E1E"
+                                    android:textSize="14sp"
+                                    android:textStyle="bold" />
 
                                 <TextView
                                     android:id="@+id/rating1Text"
                                     android:layout_width="wrap_content"
                                     android:layout_height="wrap_content"
-                                    android:text="4.8 | Badung"
-                                    android:textColor="#FFC107"
-                                    android:textSize="10sp"
-                                    android:textStyle="bold"/>
+                                    android:layout_marginTop="4dp"
+                                    android:text="⭐ 4.8 | Badung"
+                                    android:textColor="#FFB300"
+                                    android:textSize="11sp"
+                                    android:textStyle="bold" />
                             </LinearLayout>
                         </LinearLayout>
-                    </LinearLayout>
-
-                    <LinearLayout
-                        android:layout_width="wrap_content"
-                        android:layout_height="wrap_content"
-                        android:orientation="vertical">
+                    </com.google.android.material.card.MaterialCardView>
+
+                    <com.google.android.material.card.MaterialCardView
+                        android:id="@+id/tourCard2"
+                        android:layout_width="200dp"
+                        android:layout_height="wrap_content"
+                        app:cardBackgroundColor="#FFFFFF"
+                        app:cardCornerRadius="16dp"
+                        app:cardElevation="4dp"
+                        app:strokeWidth="0dp">
 
                         <LinearLayout
-                            android:id="@+id/tourCard2"
-                            android:layout_width="203dp"
+                            android:layout_width="match_parent"
                             android:layout_height="wrap_content"
-                            android:layout_marginEnd="12dp"
-                            android:background="@drawable/bgpilihanwisata"
-                            android:paddingBottom="17dp"
-                            android:elevation="7dp"
-                            android:clipChildren="false"
-                            android:clipToPadding="false"
                             android:orientation="vertical">
 
                             <ImageView
                                 android:id="@+id/tourImage2"
                                 android:layout_width="match_parent"
-                                android:layout_height="127dp"
-                                android:layout_marginBottom="22dp"
-                                android:src="@drawable/tour_image_borobudur"
-                                android:scaleType="fitXY"/>
-
-                            <TextView
-                                android:id="@+id/tourTitle2Text"
+                                android:layout_height="120dp"
+                                android:scaleType="centerCrop"
+                                android:src="@drawable/tour_image_borobudur" />
+
+                            <LinearLayout
                                 android:layout_width="match_parent"
                                 android:layout_height="wrap_content"
-                                android:layout_marginBottom="9dp"
-                                android:layout_marginStart="18dp"
-                                android:layout_marginEnd="18dp"
-                                android:lines="2"
-                                android:text="Candi Borobudur - Jawa Tengah"
-                                android:textColor="#1E1E1E"
-                                android:textSize="14sp"
-                                android:textStyle="bold"/>
-
-                            <LinearLayout
-                                android:id="@+id/ratingContainer2"
-                                android:layout_width="wrap_content"
-                                android:layout_height="wrap_content"
-                                android:gravity="center_vertical"
-                                android:layout_marginStart="17dp"
-                                android:clipChildren="false"
-                                android:clipToPadding="false"
-                                android:orientation="horizontal">
-
-                                <ImageView
-                                    android:id="@+id/ratingStar2"
-                                    android:layout_width="20dp"
-                                    android:layout_height="20dp"
-                                    android:layout_marginEnd="4dp"
-                                    android:src="@drawable/star_icon_yellow"
-                                    android:scaleType="fitXY"/>
+                                android:orientation="vertical"
+                                android:padding="12dp">
+
+                                <TextView
+                                    android:id="@+id/tourTitle2Text"
+                                    android:layout_width="match_parent"
+                                    android:layout_height="wrap_content"
+                                    android:ellipsize="end"
+                                    android:maxLines="1"
+                                    android:text="Candi Borobudur"
+                                    android:textColor="#1E1E1E"
+                                    android:textSize="14sp"
+                                    android:textStyle="bold" />
 
                                 <TextView
                                     android:id="@+id/rating2Text"
                                     android:layout_width="wrap_content"
                                     android:layout_height="wrap_content"
-                                    android:text="4.8 | Magelang"
-                                    android:textColor="#FFC107"
-                                    android:textSize="10sp"
-                                    android:textStyle="bold"/>
+                                    android:layout_marginTop="4dp"
+                                    android:text="⭐ 4.8 | Magelang"
+                                    android:textColor="#FFB300"
+                                    android:textSize="11sp"
+                                    android:textStyle="bold" />
                             </LinearLayout>
                         </LinearLayout>
-                    </LinearLayout>
+                    </com.google.android.material.card.MaterialCardView>
                 </LinearLayout>
             </HorizontalScrollView>
-        </LinearLayout>
+        </androidx.constraintlayout.widget.ConstraintLayout>
     </ScrollView>
 
     <LinearLayout
         android:id="@+id/bottomNav"
         android:layout_width="match_parent"
-        android:layout_height="wrap_content"
+        android:layout_height="72dp"
         android:background="#2DA0F5"
-        android:paddingBottom="15dp"
-        android:paddingHorizontal="25dp"
-        android:clipChildren="false"
-        android:clipToPadding="false"
+        android:gravity="center_vertical"
         android:orientation="vertical">
 
         <LinearLayout
             android:id="@+id/activeIndicatorContainer"
             android:layout_width="match_parent"
             android:layout_height="wrap_content"
-            android:clipChildren="false"
-            android:clipToPadding="false"
             android:orientation="horizontal">
 
             <LinearLayout
-                android:layout_width="80dp"
+                android:layout_width="0dp"
                 android:layout_height="4dp"
                 android:layout_weight="1"
                 android:gravity="center">
-
                 <View
                     android:id="@+id/homeActiveIndicator"
-                    android:layout_width="60dp"
+                    android:layout_width="45dp"
                     android:layout_height="4dp"
                     android:background="#FFFFFF"/>
             </LinearLayout>
-
-            <View
-                android:layout_width="80dp"
-                android:layout_height="0dp"
-                android:layout_weight="1"/>
-            <View
-                android:layout_width="80dp"
-                android:layout_height="0dp"
-                android:layout_weight="1"/>
+            <View android:layout_width="0dp" android:layout_height="4dp" android:layout_weight="1"/>
+            <View android:layout_width="0dp" android:layout_height="4dp" android:layout_weight="1"/>
         </LinearLayout>
 
         <LinearLayout
             android:id="@+id/navItemsContainer"
             android:layout_width="match_parent"
-            android:layout_height="wrap_content"
-            android:layout_marginTop="8dp"
+            android:layout_height="match_parent"
             android:gravity="center_vertical"
-            android:clipChildren="false"
-            android:clipToPadding="false"
             android:orientation="horizontal">
 
             <LinearLayout
-                android:layout_width="match_parent"
+                android:layout_width="0dp"
                 android:layout_height="wrap_content"
                 android:layout_weight="1"
                 android:gravity="center"
                 android:orientation="vertical">
-
                 <ImageView
                     android:id="@+id/homeIcon"
-                    android:layout_width="32dp"
-                    android:layout_height="32dp"
-                    android:src="@drawable/icon_home_white"
-                    android:scaleType="fitXY"/>
-
+                    android:layout_width="26dp"
+                    android:layout_height="26dp"
+                    android:src="@drawable/icon_home_white" />
                 <TextView
                     android:id="@+id/homeText"
                     android:layout_width="wrap_content"
                     android:layout_height="wrap_content"
+                    android:layout_marginTop="2dp"
                     android:text="Home"
                     android:textColor="#FFFFFF"
-                    android:textSize="10sp"
+                    android:textSize="11sp"
                     android:textStyle="bold"/>
             </LinearLayout>
 
             <LinearLayout
-                android:layout_width="match_parent"
+                android:layout_width="0dp"
                 android:layout_height="wrap_content"
                 android:layout_weight="1"
                 android:gravity="center"
                 android:orientation="vertical">
-
                 <ImageView
                     android:id="@+id/orderIcon"
-                    android:layout_width="30dp"
-                    android:layout_height="30dp"
-                    android:src="@drawable/icon_order_blue"
-                    android:scaleType="fitXY"/>
-
+                    android:layout_width="26dp"
+                    android:layout_height="26dp"
+                    android:src="@drawable/icon_order_blue" />
                 <TextView
                     android:id="@+id/orderText"
                     android:layout_width="wrap_content"
                     android:layout_height="wrap_content"
+                    android:layout_marginTop="2dp"
                     android:text="Pemesanan"
                     android:textColor="#0A4181"
-                    android:textSize="10sp"
+                    android:textSize="11sp"
                     android:textStyle="bold"/>
             </LinearLayout>
 
             <LinearLayout
-                android:layout_width="match_parent"
+                android:layout_width="0dp"
                 android:layout_height="wrap_content"
                 android:layout_weight="1"
                 android:gravity="center"
                 android:orientation="vertical">
-
                 <ImageView
                     android:id="@+id/profileIcon"
-                    android:layout_width="30dp"
-                    android:layout_height="30dp"
-                    android:src="@drawable/icon_profile_blue"
-                    android:scaleType="fitXY"/>
-
+                    android:layout_width="26dp"
+                    android:layout_height="26dp"
+                    android:src="@drawable/icon_profile_blue" />
                 <TextView
                     android:id="@+id/profileText"
                     android:layout_width="wrap_content"
                     android:layout_height="wrap_content"
+                    android:layout_marginTop="2dp"
                     android:text="Profil"
                     android:textColor="#0A4181"
-                    android:textSize="10sp"
+                    android:textSize="11sp"
                     android:textStyle="bold"/>
             </LinearLayout>
         </LinearLayout>
<!-- resource entries referenced after the edit -->
@@ -1,21 +1,44 @@
 <!-- resources referenced by this layout -->
 <resources>
   <!-- drawable avatar_placeholder: png bitmap (drawable, 2334 bytes) -->
-  <!-- drawable bg_search_accent (drawable) -->
+  <!-- drawable bg_gradient (drawable) -->
+  <?xml version="1.0" encoding="utf-8"?>
+  <shape xmlns:android="http://schemas.android.com/apk/res/android">
+      <gradient
+          android:startColor="#0194F3"
+          android:endColor="#005A92"
+          android:angle="45"/>
+  </shape>
+  <!-- drawable bg_pill_pastel (drawable) -->
   <?xml version="1.0" encoding="utf-8"?>
   <shape xmlns:android="http://schemas.android.com/apk/res/android"
       android:shape="rectangle">
-      <solid android:color="#2DA0F5" /> <corners android:radius="12dp" /> </shape>
-  <!-- drawable bgpilihanwisata (drawable) -->
-  <?xml version="1.0" encoding="UTF-8"?>
-  <shape
-      xmlns:android="http://schemas.android.com/apk/res/android">
-      <solid
-          android:color="#E6EDFD"
-          />
-      <corners
-          android:radius="15dp"
-          />
+  
+      <solid android:color="#EAE0F5" />
+  
+      <corners android:radius="24dp" />
+  
+  </shape>
+  <!-- drawable bg_search_bar (drawable) -->
+  <?xml version="1.0" encoding="utf-8"?>
+  <shape xmlns:android="http://schemas.android.com/apk/res/android"
+      android:shape="rectangle">
+  
+      <solid android:color="#FFFFFF" />
+  
+      <corners android:radius="14dp" />
+  
+      <stroke
+          android:width="1.5dp"
+          android:color="#D3D9DE" />
+  </shape>
+  <!-- drawable bg_white_circle_alpha (drawable) -->
+  <?xml version="1.0" encoding="utf-8"?>
+  <shape xmlns:android="http://schemas.android.com/apk/res/android"
+      android:shape="oval">
+  
+      <solid android:color="#22FFFFFF" />
+  
   </shape>
   <!-- drawable bgtulisandiskon (drawable) -->
   <?xml version="1.0" encoding="UTF-8"?>
@@ -28,64 +51,16 @@
           android:radius="20dp"
           />
   </shape>
-  <!-- drawable bgtulisantransportasi (drawable) -->
-  <?xml version="1.0" encoding="UTF-8"?>
-  <shape
-      xmlns:android="http://schemas.android.com/apk/res/android">
-      <solid
-          android:color="#E8DEF8"
-          />
-      <corners
-          android:radius="25dp"
-          />
-  </shape>
-  <!-- drawable header (drawable) -->
-  <?xml version="1.0" encoding="utf-8"?>
-  <shape
-      xmlns:android="http://schemas.android.com/apk/res/android">
-      <solid
-          android:color="#2DA0F5"
-          />
-      <corners
-          android:bottomRightRadius="52dp"
-          android:bottomLeftRadius="52dp"
-          />
-  </shape>
   <!-- drawable icon_building_white: png bitmap (drawable, 363 bytes) -->
   <!-- drawable icon_home_white: png bitmap (drawable, 340 bytes) -->
   <!-- drawable icon_order_blue: png bitmap (drawable, 664 bytes) -->
   <!-- drawable icon_profile_blue: png bitmap (drawable, 792 bytes) -->
   <!-- drawable icon_trans: png bitmap (drawable, 579 bytes) -->
-  <!-- drawable kotakbirubutton (drawable) -->
-  <?xml version="1.0" encoding="UTF-8"?>
-  <shape
-      xmlns:android="http://schemas.android.com/apk/res/android">
-      <gradient
-          android:startColor="#2796ED"
-          android:endColor="#165587"
-          android:angle="270"
-          />
-      <corners
-          android:radius="15dp"
-          />
-  </shape>
-  <!-- drawable kotaksearch (drawable) -->
-  <?xml version="1.0" encoding="UTF-8"?>
-  <shape
-      xmlns:android="http://schemas.android.com/apk/res/android">
-      <solid
-          android:color="#EDEDED"
-          />
-      <corners
-          android:radius="11dp"
-          />
-  </shape>
   <!-- drawable promo_wing: png bitmap (drawable, 124993 bytes) -->
   <!-- drawable search_icon_magnifier_white: png bitmap (drawable, 570 bytes) -->
-  <!-- drawable star_icon_yellow: png bitmap (drawable, 463 bytes) -->
   <!-- drawable tour_image_borobudur: png bitmap (drawable, 41245 bytes) -->
   <!-- drawable tour_image_pantai: png bitmap (drawable, 56771 bytes) -->
-  <style name="Theme.WisataGo" parent="Theme.AppCompat.Light.NoActionBar">
+  <style name="Theme.WisataGo" parent="Theme.MaterialComponents.Light.NoActionBar">
       </style>
 </resources>
 
